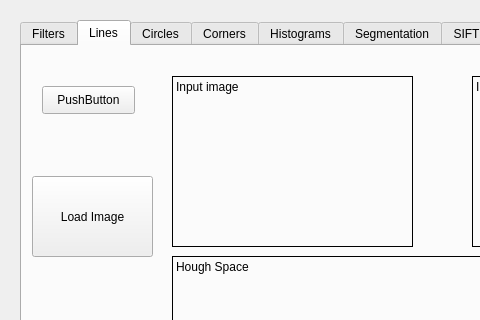
Above: mainwindow.ui from mariamzakaria/computer-vision-platform1 before the change; both pictures show x 0 to 480 and y 0 to 320 of the 1040 by 588 pixel window. Below: the same form after it.
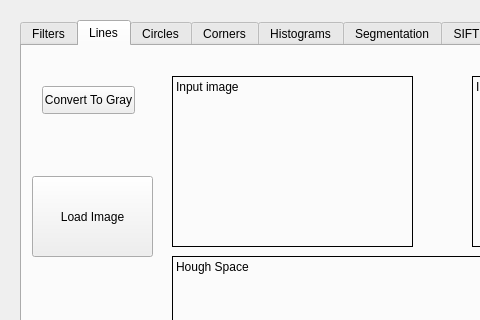
That is the form after the change.

Diff of the .ui file:
```diff
--- a/mainwindow.ui
+++ b/mainwindow.ui
@@ -373,7 +373,7 @@
           </rect>
          </property>
          <property name="text">
-          <string>PushButton</string>
+          <string>Convert To Gray</string>
          </property>
         </widget>
        </widget>
```
Left out of the diff: 2 changed lines with no effect on the pictures.
